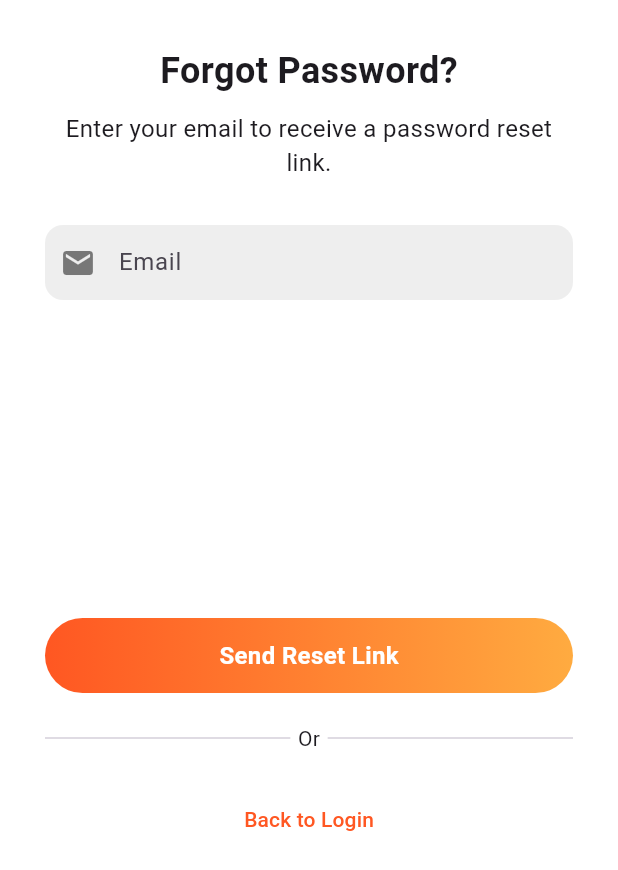
After one commit to souhail-nasssih/myFitPal, a Flutter app: the SignUpScreen screen opened directly, scrolled down 40 dp, after a tap on "Already have an account? Log in", after a tap on "Forgot your password?", on a phone screen of 412 x 824 dp. The commit adds this screen. Shown: the top 870 px of the screen. Run offline on Flutter 3.47's test engine with Material 3 defaults, Android fonts, the light colour scheme and no system bars; our stand-ins replace cloud_firestore, firebase_auth, firebase_core, google_sign_in, table_calendar; accounts and stored records are empty; network calls fail.

Commit message:
Password Reset

```diff
--- /dev/null
+++ b/lib/auth/PasswordReset.dart
@@ -0,0 +1,224 @@
+import 'package:cloud_firestore/cloud_firestore.dart';
+import 'package:firebase_auth/firebase_auth.dart';
+import 'package:flutter/material.dart';
+import 'login_screen.dart'; // Ensure this path is correct
+
+class PasswordResetScreen extends StatefulWidget {
+  const PasswordResetScreen({Key? key}) : super(key: key);
+
+  @override
+  _PasswordResetScreenState createState() => _PasswordResetScreenState();
+}
+
+class _PasswordResetScreenState extends State<PasswordResetScreen> {
+  final TextEditingController _emailController = TextEditingController();
+  final FirebaseAuth _auth = FirebaseAuth.instance;
+  bool _isLoading = false;
+  String _message = '';
+  Color _messageColor = Colors.black; // Default message color
+
+  Future<void> _resetPassword() async {
+    setState(() {
+      _isLoading = true;
+      _message = ''; // Clear previous message
+    });
+
+    final String email = _emailController.text.trim();
+
+    try {
+      // Check if the email exists in the 'clients' collection
+      final clientDocs = await FirebaseFirestore.instance
+          .collection('clients')
+          .where('email', isEqualTo: email)
+          .get();
+
+      // Check if the email exists in the 'coaches' collection
+      final coachDocs = await FirebaseFirestore.instance
+          .collection('coaches')
+          .where('email', isEqualTo: email)
+          .get();
+
+      if (clientDocs.docs.isNotEmpty || coachDocs.docs.isNotEmpty) {
+        // If the email exists in either 'clients' or 'coaches', send the password reset email
+        await _auth.sendPasswordResetEmail(email: email);
+        setState(() {
+          _message = 'Password reset email sent. Check your inbox.';
+          _messageColor = Colors.green; // Success message color
+        });
+        // Redirect to login screen after showing the message for a few seconds
+        Future.delayed(const Duration(seconds: 2), () {
+          Navigator.of(context).pushReplacement(
+            MaterialPageRoute(builder: (context) => const LoginScreen()),
+          );
+        });
+      } else {
+        // Email not found in either collection
+        setState(() {
+          _message = 'Email not found. Please check and try again.';
+          _messageColor = Colors.red; // Error message color
+        });
+      }
+    } catch (e) {
+      setState(() {
+        _message = 'An error occurred. Please try again later.';
+        _messageColor = Colors.red; // Error message color
+      });
+    } finally {
+      setState(() {
+        _isLoading = false;
+      });
+    }
+  }
+
+  @override
+  Widget build(BuildContext context) {
+    var size = MediaQuery.of(context).size;
+    return Scaffold(
+      backgroundColor: Colors.white,
+      body: SingleChildScrollView(
+        child: SafeArea(
+          child: Padding(
+            padding: const EdgeInsets.all(30),
+            child: Column(
+              children: [
+                SizedBox(
+                  height: (size.height - 60) * 0.5,
+                  child: Column(
+                    children: [
+                      const Text(
+                        "Forgot Password?",
+                        style: TextStyle(
+                          fontSize: 24,
+                          fontWeight: FontWeight.bold,
+                        ),
+                      ),
+                      const SizedBox(height: 10),
+                      const Text(
+                        "Enter your email to receive a password reset link.",
+                        textAlign: TextAlign.center,
+                        style: TextStyle(
+                          fontSize: 16,
+                        ),
+                      ),
+                      const SizedBox(height: 30),
+                      _buildTextField(
+                        controller: _emailController,
+                        hintText: "Email",
+                        icon: Icons.email,
+                      ),
+                      const SizedBox(height: 20),
+                      if (_message.isNotEmpty)
+                        Text(
+                          _message,
+                          style: TextStyle(
+                            color: _messageColor,
+                            fontSize: 14,
+                          ),
+                        ),
+                      const SizedBox(height: 20),
+                    ],
+                  ),
+                ),
+                SizedBox(
+                  height: (size.height - 60) * 0.5,
+                  child: Column(
+                    children: [
+                      InkWell(
+                        onTap: _resetPassword,
+                        child: Container(
+                          height: 50,
+                          width: double.infinity,
+                          decoration: BoxDecoration(
+                            gradient: const LinearGradient(
+                              colors: [Colors.deepOrange, Colors.orangeAccent],
+                            ),
+                            borderRadius: BorderRadius.circular(30),
+                          ),
+                          child: Center(
+                            child: _isLoading
+                                ? const CircularProgressIndicator(
+                              color: Colors.white,
+                            )
+                                : const Text(
+                              "Send Reset Link",
+                              style: TextStyle(
+                                fontSize: 16,
+                                color: Colors.white,
+                                fontWeight: FontWeight.bold,
+                              ),
+                            ),
+                          ),
+                        ),
+                      ),
+                      const SizedBox(height: 20),
+                      const Row(
+                        children: [
+                          Expanded(child: Divider(thickness: 0.8)),
+                          SizedBox(width: 5),
+                          Text("Or"),
+                          SizedBox(width: 5),
+                          Expanded(child: Divider(thickness: 0.8)),
+                        ],
+                      ),
+                      const SizedBox(height: 20),
+                      TextButton(
+                        onPressed: () {
+                          Navigator.of(context).pushReplacement(
+                            MaterialPageRoute(
+                                builder: (context) => const LoginScreen()),
+                          );
+                        },
+                        child: const Text(
+                          "Back to Login",
+                          style: TextStyle(color: Colors.deepOrange),
+                        ),
+                      ),
+                    ],
+                  ),
+                ),
+              ],
+            ),
+          ),
+        ),
+      ),
+    );
+  }
+
+  Widget _buildTextField({
+    required TextEditingController controller,
+    required String hintText,
+    required IconData icon,
+    bool obscureText = false,
+    Widget? suffixIcon,
+  }) {
+    return Container(
+      height: 50,
+      width: double.infinity,
+      decoration: BoxDecoration(
+        color: Colors.grey[200],
+        borderRadius: BorderRadius.circular(12),
+      ),
+      child: Padding(
+        padding: const EdgeInsets.symmetric(horizontal: 10),
+        child: Row(
+          children: [
+            Icon(icon, color: Colors.black.withOpacity(0.5)),
+            const SizedBox(width: 15),
+            Expanded(
+              child: TextField(
+                controller: controller,
+                obscureText: obscureText,
+                cursorColor: Colors.black.withOpacity(0.5),
+                decoration: InputDecoration(
+                  hintText: hintText,
+                  border: InputBorder.none,
+                  suffixIcon: suffixIcon,
+                ),
+              ),
+            ),
+          ],
+        ),
+      ),
+    );
+  }
+}
--- a/lib/auth/SignUpScreen.dart
+++ b/lib/auth/SignUpScreen.dart
@@ -1,5 +1,7 @@
+import 'package:cloud_firestore/cloud_firestore.dart';
 import 'package:firebase_auth/firebase_auth.dart';
 import 'package:flutter/material.dart';
+import 'package:google_sign_in/google_sign_in.dart';
 import '../screens/onboarding/pathSelection.dart';
 import 'login_screen.dart'; // Ensure the correct path is imported
 
@@ -72,6 +74,46 @@ class _SignUpScreenState extends State<SignUpScreen> {
     }
   }
 
+  Future<void> _signInWithGoogle() async {
+    try {
+      final GoogleSignInAccount? googleUser = await GoogleSignIn().signIn();
+      if (googleUser == null) {
+        return; // The user canceled the sign-in
+      }
+
+      final GoogleSignInAuthentication googleAuth = await googleUser.authentication;
+
+      final credential = GoogleAuthProvider.credential(
+        accessToken: googleAuth.accessToken,
+        idToken: googleAuth.idToken,
+      );
+
+      UserCredential userCredential = await _auth.signInWithCredential(credential);
+      final User? user = userCredential.user;
+
+      if (user != null) {
+        // Save user's additional info (like name and email) to Firestore
+        await FirebaseFirestore.instance.collection('users').doc(user.uid).set({
+          'name': user.displayName,
+          'email': user.email,
+          'birthDate': null, // You might need to request this info separately
+          'createdAt': FieldValue.serverTimestamp(),
+        }, SetOptions(merge: true));
+
+        // Navigate to the Path Selection screen
+        Navigator.of(context).pushReplacement(
+          MaterialPageRoute(builder: (context) => const PathSelectionScreen()), // Your path selection screen
+        );
+      }
+    } catch (e) {
+      print('Error signing in with Google: $e');
+    }
+  }
+
+
+
+
+
   String _getErrorMessage(String errorCode) {
     switch (errorCode) {
       case 'email-already-in-use':
@@ -80,8 +122,6 @@ class _SignUpScreenState extends State<SignUpScreen> {
         return 'The email address is not valid.';
       case 'weak-password':
         return 'The password provided is too weak.';
-      case 'operation-not-allowed':
-        return 'Operation not allowed. Please contact support.';
       default:
         return 'An unexpected error occurred. Please try again.';
     }
@@ -178,41 +218,46 @@ class _SignUpScreenState extends State<SignUpScreen> {
                           ),
                           child: Center(
                             child: _isLoading
-                                ? const CircularProgressIndicator(color: Colors.white)
+                                ? const CircularProgressIndicator(
+                              color: Colors.white,
+                            )
                                 : const Text(
                               "Sign Up",
                               style: TextStyle(
-                                      fontSize: 16,
+                                fontSize: 18,
+                                fontWeight: FontWeight.bold,
                                 color: Colors.white,
-                                      fontWeight: FontWeight.bold,
                               ),
                             ),
                           ),
                         ),
                       ),
                       const SizedBox(height: 20),
-                      const Row(
-                        children: [
-                          Expanded(child: Divider(thickness: 0.8)),
-                          SizedBox(width: 5),
-                          Text("Or"),
-                          SizedBox(width: 5),
-                          Expanded(child: Divider(thickness: 0.8)),
-                        ],
+                      const Text(
+                        "Or",
+                        style: TextStyle(
+                          fontSize: 16,
+                          color: Colors.black,
+                          fontWeight: FontWeight.bold,
+                        ),
                       ),
                       const SizedBox(height: 20),
-                      // _buildSocialLoginButtons(),
-                      const SizedBox(height: 20),
-                      TextButton(
-                        onPressed: () {
+                      _buildSocialLoginButtons(),
+                      const SizedBox(height: 30),
+                      GestureDetector(
+                        onTap: () {
                           Navigator.of(context).pushReplacement(
                             MaterialPageRoute(
                                 builder: (context) => const LoginScreen()),
                           );
                         },
                         child: const Text(
-                          "Already have an account? Log In",
-                          style: TextStyle(color: Colors.deepOrange),
+                          "Already have an account? Log in",
+                          style: TextStyle(
+                            fontSize: 16,
+                            fontWeight: FontWeight.bold,
+                            color: Colors.deepOrange,
+                          ),
                         ),
                       ),
                     ],
@@ -230,64 +275,53 @@ class _SignUpScreenState extends State<SignUpScreen> {
     required TextEditingController controller,
     required String hintText,
     required IconData icon,
+    String? errorText,
     bool obscureText = false,
-    String? errorText,
     Widget? suffixIcon,
   }) {
-    return Container(
-      height: 50,
-      width: double.infinity,
-      decoration: BoxDecoration(
-        color: Colors.grey[200],
-        borderRadius: BorderRadius.circular(12),
-      ),
-      child: Padding(
-        padding: const EdgeInsets.symmetric(horizontal: 10),
-        child: Row(
-          children: [
-            Icon(icon, color: Colors.black.withOpacity(0.5)),
-            const SizedBox(width: 15),
-            Expanded(
-              child: TextField(
+    return TextField(
       controller: controller,
       obscureText: obscureText,
-                cursorColor: Colors.black.withOpacity(0.5),
       decoration: InputDecoration(
         hintText: hintText,
-                  border: InputBorder.none,
+        errorText: errorText,
+        prefixIcon: Icon(
+          icon,
+          color: Colors.black.withOpacity(0.5),
+        ),
         suffixIcon: suffixIcon,
-                  errorText: errorText,
-                ),
-              ),
-            ),
-          ],
+        contentPadding: const EdgeInsets.symmetric(vertical: 20, horizontal: 10),
+        border: OutlineInputBorder(
+          borderRadius: BorderRadius.circular(30),
         ),
       ),
     );
   }
 
-  // Widget _buildSocialLoginButtons() {
-  //   return Row(
-  //     mainAxisAlignment: MainAxisAlignment.center,
-  //     children: [
-  //       _buildSocialButton("images/1.png"),
-  //       SizedBox(width: 20),
-  //       _buildSocialButton("images/1.png"),
-  //     ],
-  //   );
-  // }
-
-  Widget _buildSocialButton(String assetPath) {
-    return Container(
-      width: 50,
-      height: 50,
-      decoration: BoxDecoration(
-        borderRadius: BorderRadius.circular(12),
-        border: Border.all(color: Colors.black.withOpacity(0.1)),
-      ),
-      child: Center(
-        child: Image.asset(assetPath),
+  Widget _buildSocialButton(String imagePath) {
+    return CircleAvatar(
+      radius: 20,
+      backgroundColor: Colors.white,
+      child: Image.asset(
+        imagePath,
+        height: 40,
       ),
     );
   }
+
+  Widget _buildSocialLoginButtons() {
+    return Row(
+      mainAxisAlignment: MainAxisAlignment.center,
+      children: [
+        GestureDetector(
+          onTap: _signInWithGoogle,
+          child: _buildSocialButton("images/google_logo.png"),
+        ),
+        const SizedBox(width: 20),
+      ],
+    );
   }
+
+
+
+}
--- a/lib/auth/login_screen.dart
+++ b/lib/auth/login_screen.dart
@@ -3,6 +3,7 @@ import 'package:firebase_auth/firebase_auth.dart';
 import 'package:flutter/material.dart';
 import 'package:myfitpal/screens/client/pages/activity.dart';
 import 'package:myfitpal/screens/coach/CoachLandingPage.dart';
+import 'PasswordReset.dart';
 import 'SignUpScreen.dart'; // Ensure this path is correct
 
 class LoginScreen extends StatefulWidget {
@@ -212,6 +213,22 @@ class _LoginScreenState extends State<LoginScreen> {
                       const SizedBox(height: 20),
                       TextButton(
                         onPressed: () {
+                          Navigator.of(context).push(
+                            MaterialPageRoute(builder: (context) => const PasswordResetScreen()),
+                          );
+                        },
+                        child: const Text(
+                          "Forgot your password?",
+                          style: TextStyle(
+                            fontSize: 13,
+                            decoration: TextDecoration.underline,
+                            color: Colors.deepOrange,
+                          ),
+                        ),
+                      ),
+
+                      TextButton(
+                        onPressed: () {
                           Navigator.of(context).pushReplacement(
                             MaterialPageRoute(
                               builder: (context) => const SignUpScreen(),
--- a/pubspec.yaml
+++ b/pubspec.yaml
@@ -28,6 +28,7 @@ environment:
 # the latest version available on pub.dev. To see which dependencies have newer
 # versions available, run `flutter pub outdated`.
 dependencies:
+  http: ^1.2.2
   flutter:
     sdk: flutter
   image_picker: ^0.8.6
```
Also changed, not shown: lib/auth/ClientSetupScreen.dart (+0 -8 lines), lib/screens/client/pages/profile.dart (+5 -13 lines), images/google_logo.png (added), pubspec.lock. Lines whose indentation alone changed are shown as unchanged.
